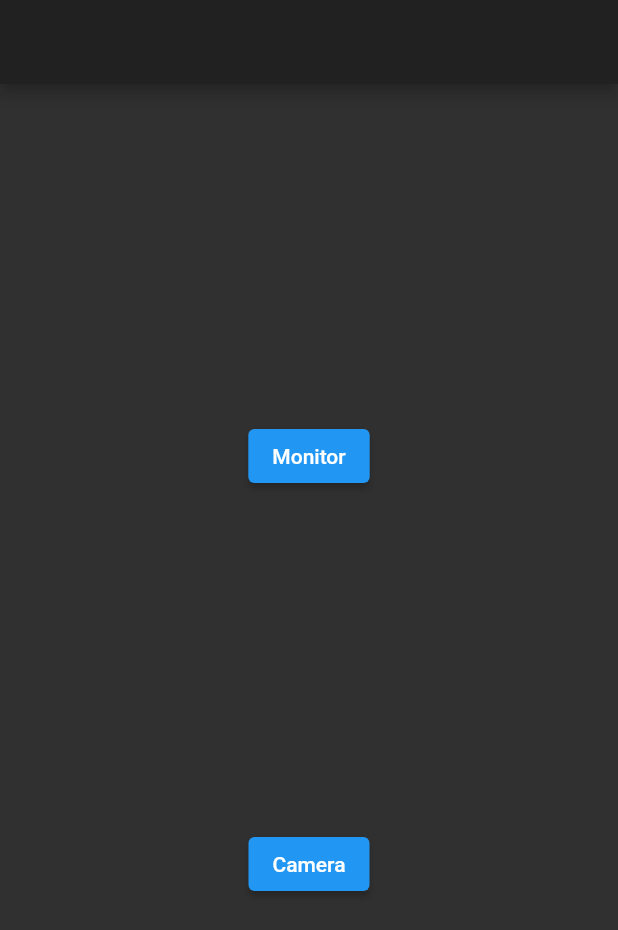
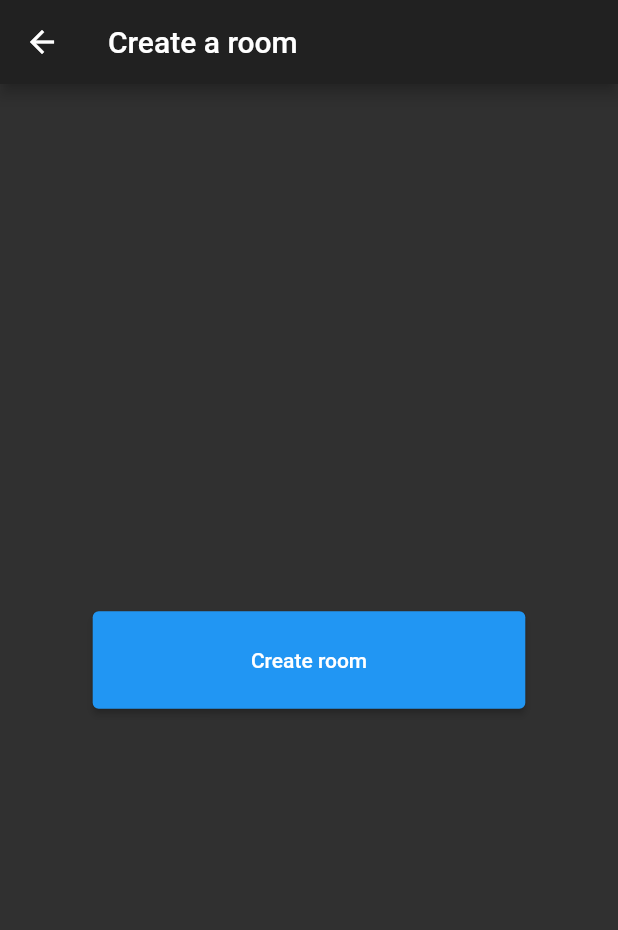
Before and after one commit to pranavraaghav/watcher, a Flutter app: the screen it shows after launch, after a tap on "Monitor", on a phone screen of 412 x 824 dp. Shown: the top 930 px of the screen. Run offline on Flutter 3.47's test engine with Material 2 defaults, Android fonts, the phone set to English and light mode, and no system bars; our stand-ins replace camera; missing offline and left inert: tflite.

Commit message:
Added navigation pages

```diff
--- a/lib/object_detection/live_camera.dart
+++ b/lib/object_detection/live_camera.dart
@@ -7,7 +7,7 @@ import 'package:tflite/tflite.dart';
 
 class LiveFeed extends StatefulWidget {
   final List<CameraDescription> cameras;
-  LiveFeed(this.cameras);
+  LiveFeed({this.cameras});
   @override
   _LiveFeedState createState() => _LiveFeedState();
 }
--- a/lib/pages/home.dart
+++ b/lib/pages/home.dart
@@ -1,6 +1,7 @@
 import 'package:flutter/material.dart';
 import 'package:camera/camera.dart';
-import 'package:crosswalk/object_detection/live_camera.dart';
+import 'package:crosswalk/pages/camera_join_room.dart';
+import 'package:crosswalk/pages/monitor_create_room.dart';
 
 class Home extends StatelessWidget {
   // cameras needed to be passed on to LiveFeed screen
@@ -17,20 +18,49 @@ class Home extends StatelessWidget {
         child: Column(
           mainAxisAlignment: MainAxisAlignment.spaceEvenly,
           children: [
-            ElevatedButton(
+            Container(
+              width: MediaQuery.of(context).size.width * 0.7,
+              height: 80,
+              child: ElevatedButton(
                 onPressed: () {
                   print('Pushing to monitor screen');
+
+                  Navigator.push(context,
+                      MaterialPageRoute(builder: (context) => Monitor()));
                 },
-                child: Text('Monitor')),
-            ElevatedButton(
+                child: Row(
+                  mainAxisAlignment: MainAxisAlignment.center,
+                  crossAxisAlignment: CrossAxisAlignment.center,
+                  children: [
+                    Icon(Icons.monitor),
+                    SizedBox(width: 5),
+                    Text('Monitor')
+                  ],
+                ),
+              ),
+            ),
+            Container(
+              width: MediaQuery.of(context).size.width * 0.7,
+              height: 80,
+              child: ElevatedButton(
                 onPressed: () {
                   print('Pushing to camera screen');
                   Navigator.push(
                       context,
                       MaterialPageRoute(
-                          builder: (context) => LiveFeed(cameras)));
+                          builder: (context) => JoinRoom(cameras: cameras)));
                 },
-                child: Text('Camera')),
+                child: Row(
+                  mainAxisAlignment: MainAxisAlignment.center,
+                  crossAxisAlignment: CrossAxisAlignment.center,
+                  children: [
+                    Icon(Icons.visibility),
+                    SizedBox(width: 5),
+                    Text('Camera')
+                  ],
+                ),
+              ),
+            ),
           ],
         ),
       ),
--- /dev/null
+++ b/lib/pages/monitor_create_room.dart
@@ -0,0 +1,53 @@
+import 'package:flutter/material.dart';
+import 'package:camera/camera.dart';
+
+class Monitor extends StatefulWidget {
+  final List<CameraDescription> cameras;
+  Monitor({this.cameras});
+
+  @override
+  _MonitorState createState() => _MonitorState();
+}
+
+class _MonitorState extends State<Monitor> {
+  Widget build(BuildContext context) {
+    return Scaffold(
+      appBar: AppBar(
+        title: Text('Create a room'),
+      ),
+      body: Center(
+        child: Column(
+          mainAxisAlignment: MainAxisAlignment.center,
+          crossAxisAlignment: CrossAxisAlignment.center,
+          children: [
+            Container(
+              width: MediaQuery.of(context).size.width * 0.7,
+              height: 65,
+              child: ElevatedButton(
+                onPressed: () {
+                  print('Pushing to camera screen');
+                  //TODO
+                  // Store server address and paths
+                  // ping server to get room details
+                  // Create a monitoring page somehow
+                  // Push new monitoring page
+
+                  // Navigator.push(
+                  //   context,
+                  //   MaterialPageRoute(
+                  //     builder: (context) => ,
+                  //   ),
+                  // );
+                },
+                style: ElevatedButton.styleFrom(
+                  primary: Colors.blue,
+                ),
+                child: Text('Create room'),
+              ),
+            ),
+          ],
+        ),
+      ),
+    );
+  }
+}
```
Also changed, not shown: lib/pages/camera_join_room.dart (added, +65 -0 lines).
